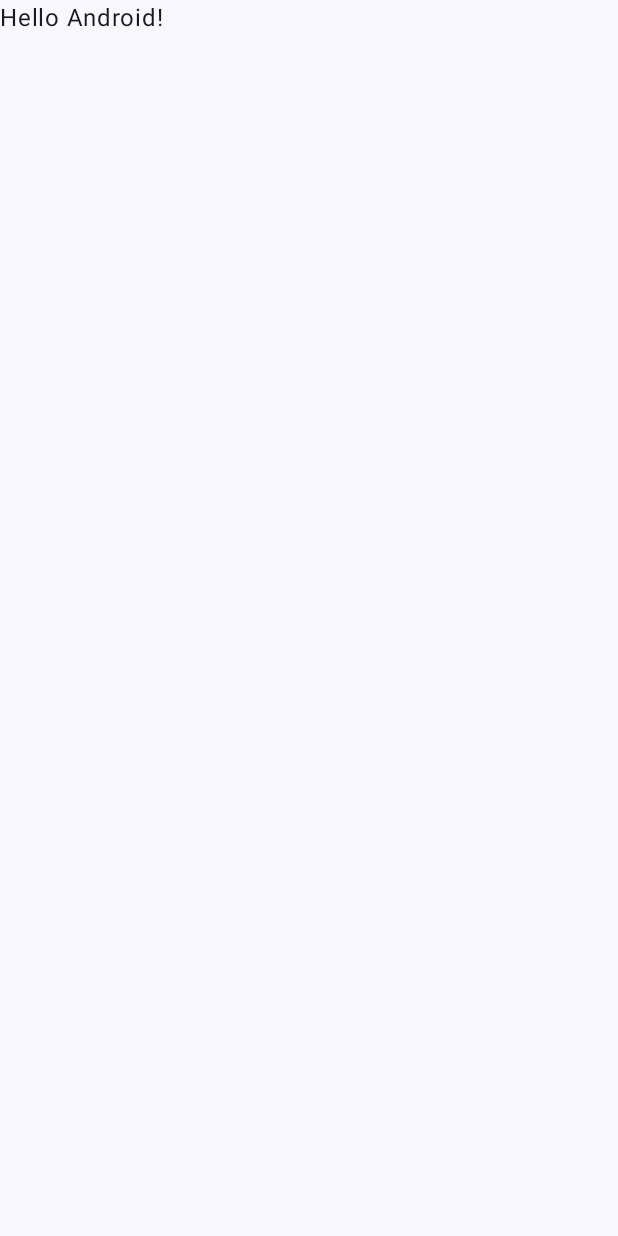
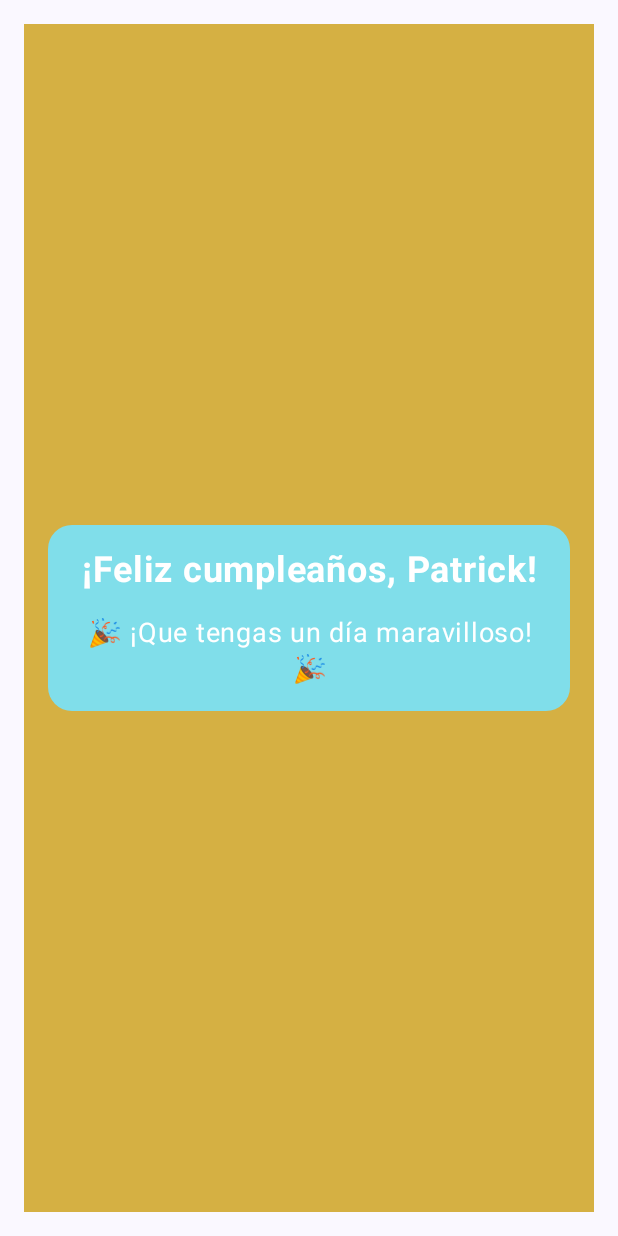
Before and after one commit to Alexandrohcn/Lab_04test, an Android app built with Jetpack Compose: the screen it shows after launch (MainActivity), on a phone screen of 412 x 824 dp. Before the commit the screen is almost empty. Run offline under Robolectric (Android 15) with nearby library versions, the phone set to English and light mode, and no system bars.

Commit message:
Subir el proyecto por 1ra vez.

```diff
--- a/app/src/main/java/com/example/lab_04/MainActivity.kt
+++ b/app/src/main/java/com/example/lab_04/MainActivity.kt
@@ -3,26 +3,34 @@ package com.example.lab_04
 import android.os.Bundle
 import androidx.activity.ComponentActivity
 import androidx.activity.compose.setContent
-import androidx.activity.enableEdgeToEdge
-import androidx.compose.foundation.layout.fillMaxSize
-import androidx.compose.foundation.layout.padding
-import androidx.compose.material3.Scaffold
-import androidx.compose.material3.Text
+import androidx.compose.foundation.background
+import androidx.compose.foundation.layout.*
+import androidx.compose.foundation.shape.RoundedCornerShape
+import androidx.compose.material3.*
 import androidx.compose.runtime.Composable
+import androidx.compose.ui.Alignment
 import androidx.compose.ui.Modifier
+import androidx.compose.ui.graphics.Color
+import androidx.compose.ui.text.font.FontWeight
+import androidx.compose.ui.text.style.TextAlign
 import androidx.compose.ui.tooling.preview.Preview
+import androidx.compose.ui.unit.dp
+import androidx.compose.ui.unit.sp
 import com.example.lab_04.ui.theme.Lab_04Theme
 
 class MainActivity : ComponentActivity() {
     override fun onCreate(savedInstanceState: Bundle?) {
         super.onCreate(savedInstanceState)
-        enableEdgeToEdge()
         setContent {
             Lab_04Theme {
                 Scaffold(modifier = Modifier.fillMaxSize()) { innerPadding ->
-                    Greeting(
-                        name = "Android",
-                        modifier = Modifier.padding(innerPadding)
+                    BirthdayCard(
+                        name = "Patrick",
+                        modifier = Modifier
+                            .padding(innerPadding)
+                            .fillMaxSize()
+                            .padding(16.dp)
+                            .background(Color(0xFFD5B043)) // Fondo color amarillo claro
                     )
                 }
             }
@@ -31,17 +39,44 @@ class MainActivity : ComponentActivity() {
 }
 
 @Composable
-fun Greeting(name: String, modifier: Modifier = Modifier) {
-    Text(
-        text = "Hello $name!",
-        modifier = modifier
-    )
+fun BirthdayCard(name: String, modifier: Modifier = Modifier) {
+    Box(
+        modifier = modifier,
+        contentAlignment = Alignment.Center
+    ) {
+        Surface(
+            shape = RoundedCornerShape(16.dp),
+            color = Color(0xFF80DEEA), // Fondo color azul claro
+            modifier = Modifier.padding(16.dp)
+        ) {
+            Column(
+                modifier = Modifier.padding(16.dp),
+                horizontalAlignment = Alignment.CenterHorizontally,
+                verticalArrangement = Arrangement.Center
+            ) {
+                Text(
+                    text = "¡Feliz cumpleaños, $name!",
+                    fontSize = 24.sp,
+                    fontWeight = FontWeight.Bold,
+                    color = Color.White,
+                    textAlign = TextAlign.Center,
+                    modifier = Modifier.padding(bottom = 16.dp)
+                )
+                Text(
+                    text = "🎉 ¡Que tengas un día maravilloso! 🎉",
+                    fontSize = 18.sp,
+                    color = Color.White,
+                    textAlign = TextAlign.Center
+                )
+            }
+        }
+    }
 }
 
 @Preview(showBackground = true)
 @Composable
-fun GreetingPreview() {
+fun BirthdayCardPreview() {
     Lab_04Theme {
-        Greeting("Android")
+        BirthdayCard("Patrick")
     }
 }
```
